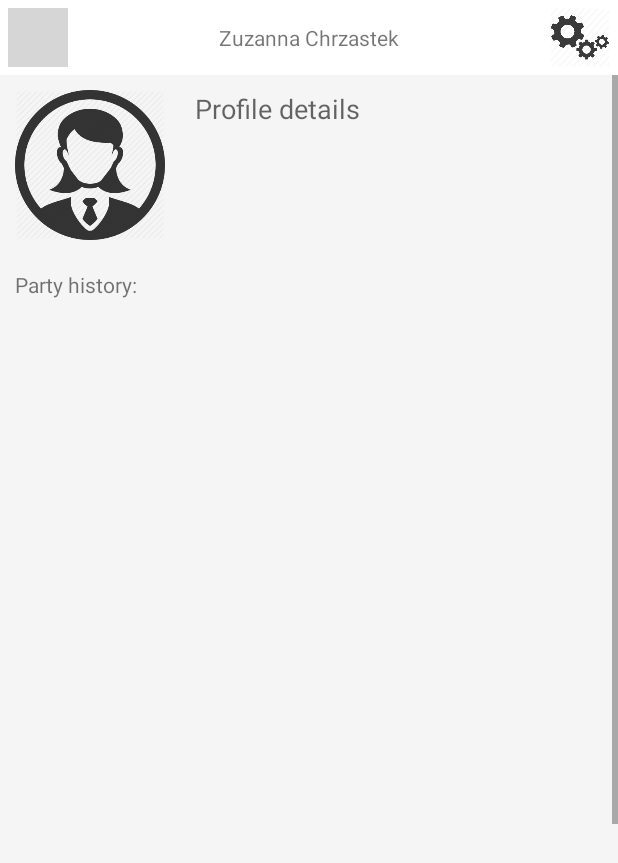
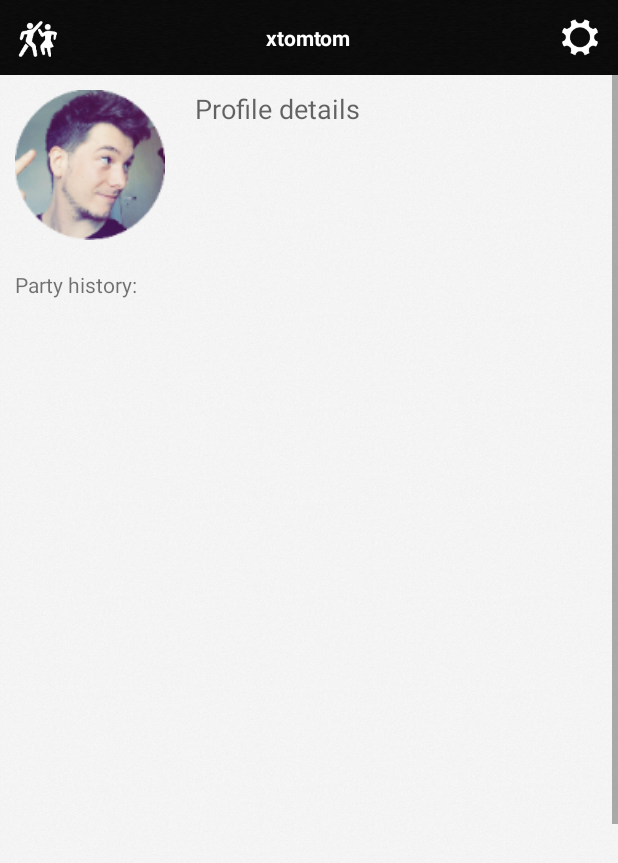
Before and after one commit to JustynianWalizka/Meneleo, an Android app: the layout fragment_page1.xml on its own in the app's theme, with its tools: preview values and no code run, on a phone screen of 412 x 824 dp. Shown: the top 863 px of the screen. Run offline under Robolectric (Android 15) with nearby library versions, the phone set to English and light mode, and no system bars; grey boxes are pictures that could not be loaded.

Commit message:
eh ten profil

```diff
--- a/app/src/main/java/com/aoxo/meneleo/MarkerData.java
+++ b/app/src/main/java/com/aoxo/meneleo/MarkerData.java
@@ -15,7 +15,7 @@ public class MarkerData {
     String description;
     MarkerOptions marker;
     Date date;
-    private String dateFormat = "dd-MMM-yyyy";
+    private String dateFormat = "h:mm a";
 
 
     public MarkerData(MapPlaceType mp, LatLng location, String description, Date date)
@@ -26,9 +26,9 @@ public class MarkerData {
         this.date = date;
 
         this.location = location;
-        this.description = description+ "\n" + df.format(date);
+        this.description = description;
         marker = new MarkerOptions().position(
-                location).title(description);
+                location).title(description).snippet(df.format(date));
 
         // Changing marker icon
         switch(mp)
--- a/app/src/main/java/com/aoxo/meneleo/PartyButtonItem.java
+++ b/app/src/main/java/com/aoxo/meneleo/PartyButtonItem.java
@@ -73,7 +73,9 @@ public class PartyButtonItem extends View implements View.OnClickListener {
         Log.d("CDA", "draw called on party button");
         if(active)
         {
-            this.setBackgroundColor(Color.GREEN);
+           // this.setBackgroundColor(Color.GREEN);
+           // this.setBackgroundResource(R.drawable.bg_1);
+            this.setBackgroundColor(Color.WHITE);
         }
         else
         {
--- /dev/null
+++ b/app/src/main/res/drawable/profile_bg.xml
@@ -0,0 +1,4 @@
+<?xml version="1.0" encoding="utf-8"?>
+<bitmap xmlns:android="http://schemas.android.com/apk/res/android"
+    android:src="@drawable/seamless_white"
+    android:tileMode="repeat" />
--- a/app/src/main/res/layout/fragment_page1.xml
+++ b/app/src/main/res/layout/fragment_page1.xml
@@ -2,13 +2,13 @@
 <RelativeLayout xmlns:android="http://schemas.android.com/apk/res/android"
     android:layout_width="match_parent"
     android:layout_height="match_parent"
-    android:background="@color/bg_screen3">
+    android:background="@drawable/profile_bg">
 
     <RelativeLayout
         android:layout_width="match_parent"
         android:layout_height="50dp"
         android:layout_alignParentTop="true"
-        android:background="#ffffff"
+        android:background="@drawable/black_bg"
         android:id="@+id/relativeLayout"
         android:layout_alignParentStart="true">
 
@@ -16,17 +16,19 @@
             android:layout_width="wrap_content"
             android:layout_height="wrap_content"
             android:textAppearance="?android:attr/textAppearanceSmall"
-            android:text="Zuzanna Chrzastek"
+            android:text="xtomtom"
             android:id="@+id/textView2"
             android:layout_centerVertical="true"
-            android:layout_centerHorizontal="true" />
+            android:layout_centerHorizontal="true"
+            android:textColor="@android:color/background_light"
+            android:textStyle="normal|bold" />
 
         <ImageButton
             android:layout_width="40dp"
             android:layout_height="40dp"
             android:layout_margin="5dp"
             android:id="@+id/imageButton"
-            android:background="@drawable/friends_512"
+            android:background="@drawable/friends_256"
             android:layout_alignParentTop="true"
             android:layout_alignParentStart="true" />
 
@@ -35,7 +37,7 @@
             android:layout_height="40dp"
             android:layout_margin="5dp"
             android:id="@+id/imageButton2"
-            android:background="@drawable/configure_icon"
+            android:background="@drawable/configure_256"
             android:layout_alignParentTop="true"
             android:layout_alignParentEnd="true" />
     </RelativeLayout>
@@ -45,7 +47,8 @@
         android:layout_height="match_parent"
         android:id="@+id/scrollView"
         android:layout_centerHorizontal="true"
-        android:layout_below="@+id/relativeLayout" >
+        android:layout_below="@+id/relativeLayout"
+        >
 
         <RelativeLayout
             android:layout_width="match_parent"
@@ -59,7 +62,7 @@
                 android:id="@+id/imageButton3"
                 android:layout_margin="10dp"
 
-                android:background="@drawable/ic_profile" />
+                android:background="@drawable/profile" />
 
             <TextView
                 android:layout_width="wrap_content"
```
Also changed, not shown: app/src/main/res/drawable-xxxhdpi/bg_1.jpeg (added), app/src/main/res/drawable-xxxhdpi/black_bg.jpeg (added), app/src/main/res/drawable-xxxhdpi/configure_256.png (added), app/src/main/res/drawable-xxxhdpi/friends_256.png (added), app/src/main/res/drawable-xxxhdpi/profile.png (added), app/src/main/res/drawable-xxxhdpi/seamless_white.jpg (added).
